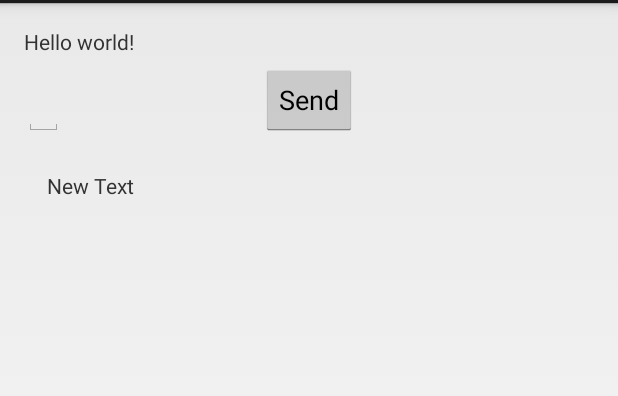
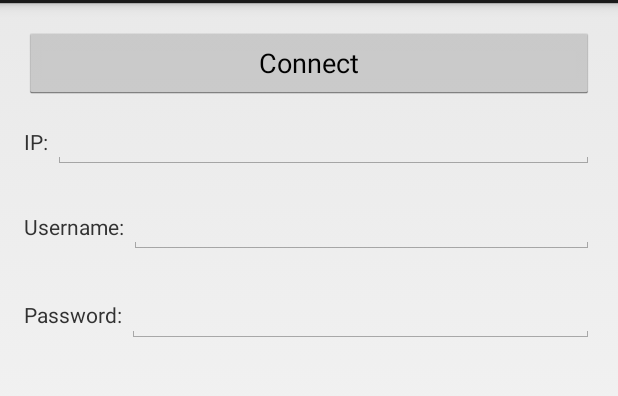
Before and after one commit to pbehrens/mobile-dev-project, an Android app: the screen it shows after launch (MainActivity), on a phone screen of 412 x 824 dp, the part 69-465 px from its top. Run offline under Robolectric (Android 15) with nearby library versions, the phone set to English and light mode, and no system bars.

Commit message:
Just changing the layout a little bit..

```diff
--- a/MyApplicationProject/RemoteLight/src/main/java/com/example/remotelight/MainActivity.java
+++ b/MyApplicationProject/RemoteLight/src/main/java/com/example/remotelight/MainActivity.java
@@ -10,12 +10,6 @@ import android.widget.Button;
 import android.widget.EditText;
 import android.widget.TextView;
 
-import com.jcraft.jsch.Channel;
-import com.jcraft.jsch.JSch;
-import com.jcraft.jsch.Session;
-
-import java.io.ByteArrayInputStream;
-import java.io.ByteArrayOutputStream;
 import java.util.concurrent.ExecutionException;
 
 public class MainActivity extends Activity {
@@ -34,7 +28,7 @@ public class MainActivity extends Activity {
     }
 
     public void setViewVariables(){
-        commandEditText = (EditText) findViewById(R.id.commandEditText);
+        commandEditText = (EditText) findViewById(R.id.etIp);
         resultTextView  = (TextView) findViewById(R.id.terminalTextView);
         sendCommandButton = (Button) findViewById(R.id.sendCommandButton);
     }
--- a/MyApplicationProject/RemoteLight/src/main/res/layout/activity_main.xml
+++ b/MyApplicationProject/RemoteLight/src/main/res/layout/activity_main.xml
@@ -6,40 +6,128 @@
     android:paddingRight="@dimen/activity_horizontal_margin"
     android:paddingTop="@dimen/activity_vertical_margin"
     android:paddingBottom="@dimen/activity_vertical_margin"
-    tools:context=".MainActivity">
+    tools:context=".MainActivity"
+    >
+
+
+
+
+
+
+    <LinearLayout
+        android:orientation="vertical"
+        android:layout_width="fill_parent"
+        android:layout_height="fill_parent"
+        android:layout_gravity="center_horizontal|top"
+        android:layout_alignParentLeft="true"
+        android:layout_alignParentTop="true">
+
+
+        <LinearLayout
+            android:orientation="horizontal"
+            android:layout_width="fill_parent"
+            android:layout_height="wrap_content"
+            android:layout_alignParentTop="true"
+            android:layout_alignParentLeft="true"
+            android:layout_gravity="center"
+            android:layout_marginTop="0dp">
+
+            <Button
+                android:layout_width="fill_parent"
+                android:layout_height="wrap_content"
+                android:text="Connect"
+                android:id="@+id/sendCommandButton"
+                android:layout_above="@+id/terminalTextView"
+                android:layout_centerHorizontal="true"
+                style="@style/Widget.AppCompat.Base.ActionButton"
+                android:layout_gravity="left|center_vertical" />
+
+        </LinearLayout>
+
+
+
+        <LinearLayout
+            android:layout_width="fill_parent"
+            android:layout_height="wrap_content"
+            android:layout_gravity="center"
+            android:layout_marginRight="0dp"
+            android:layout_marginTop="10dp"
+            android:layout_alignParentTop="true">
 
             <TextView
                 android:layout_width="wrap_content"
                 android:layout_height="wrap_content"
-        android:text="@string/hello_world"
-
-
-        android:id="@+id/textView"/>
-
+                android:text="IP: "
+                android:id="@+id/terminalTextView"
+                android:layout_below="@+id/tvIp"
+                android:layout_marginTop="0dp"
+                android:layout_gravity="center_horizontal|top" />
             <EditText
-            android:layout_width="wrap_content"
+                android:layout_width="fill_parent"
                 android:layout_height="wrap_content"
-            android:id="@+id/commandEditText"
-            android:layout_below="@+id/textView"
+                android:id="@+id/etIp"
                 android:layout_alignParentLeft="true"
-            android:layout_marginTop="14dp"/>
+                android:layout_marginTop="0dp"
+                style="@style/AppBaseTheme" />
+            </LinearLayout>
+        <LinearLayout
+            android:layout_width="fill_parent"
+            android:layout_height="wrap_content"
+            android:layout_gravity="center"
+            android:layout_marginRight="0dp"
+            android:layout_marginTop="20dp"
+            android:layout_alignParentTop="true">
 
             <TextView
                 android:layout_width="wrap_content"
                 android:layout_height="wrap_content"
-            android:text="New Text"
+                android:text="Username: "
                 android:id="@+id/terminalTextView"
-            android:layout_below="@+id/commandEditText"
-            android:layout_alignRight="@+id/textView"
-            android:layout_marginTop="23dp"/>
+                android:layout_below="@+id/tvUsername"
+                android:layout_marginTop="0dp"
+                android:layout_gravity="center_horizontal|top" />
+            <EditText
+                android:layout_width="fill_parent"
+                android:layout_height="wrap_content"
+                android:id="@+id/etUsername"
+                android:layout_alignParentLeft="true"
+                android:layout_marginTop="0dp"
+                style="@style/AppBaseTheme" />
+        </LinearLayout>
 
-    <Button
+        <LinearLayout
+            android:layout_width="fill_parent"
+            android:layout_height="wrap_content"
+            android:layout_gravity="center"
+            android:layout_marginRight="0dp"
+            android:layout_marginTop="20dp"
+            android:layout_alignParentTop="true">
+
+            <TextView
                 android:layout_width="wrap_content"
                 android:layout_height="wrap_content"
-            android:text="Send"
-            android:id="@+id/sendCommandButton"
-            android:layout_above="@+id/terminalTextView"
-            android:layout_centerHorizontal="true"/>
+                android:text="Password: "
+                android:id="@+id/terminalTextView"
+                android:layout_below="@+id/tvPassword"
+                android:layout_marginTop="0dp"
+                android:layout_gravity="center_horizontal|top" />
+            <EditText
+                android:layout_width="fill_parent"
+                android:layout_height="wrap_content"
+                android:inputType="textPassword"
+                android:ems="10"
+                android:id="@+id/etPassword" />
+        </LinearLayout>
+
+
+
+
+    </LinearLayout>
+
+
+
+
+
 
 
 </RelativeLayout>
```
Also changed, not shown: 1 other file. Lines whose indentation alone changed are shown as unchanged.
